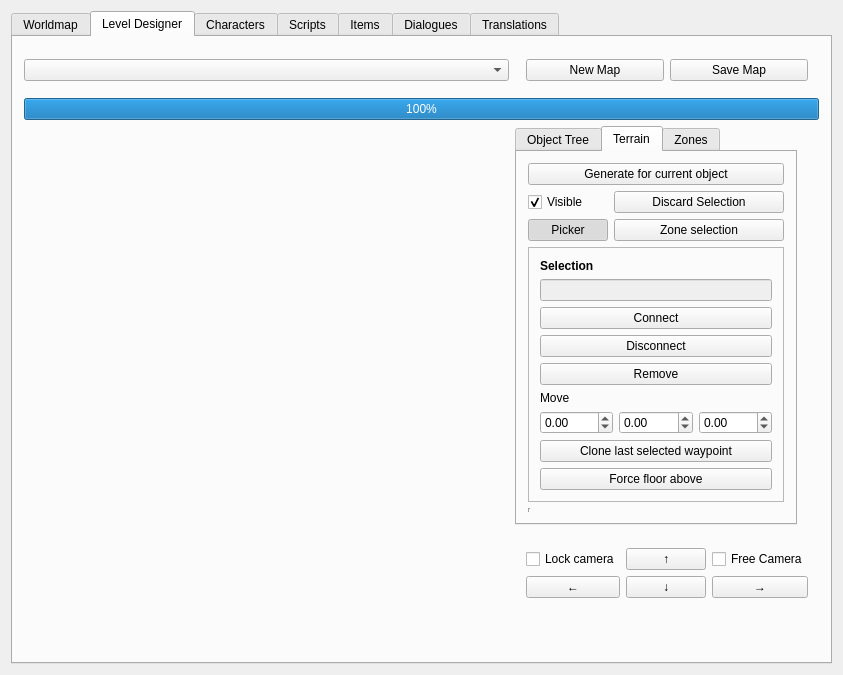
Above: code/editor/ui/mainwindow.ui from Plaristote/fallout-equestria before the change. Below: the same form after it.
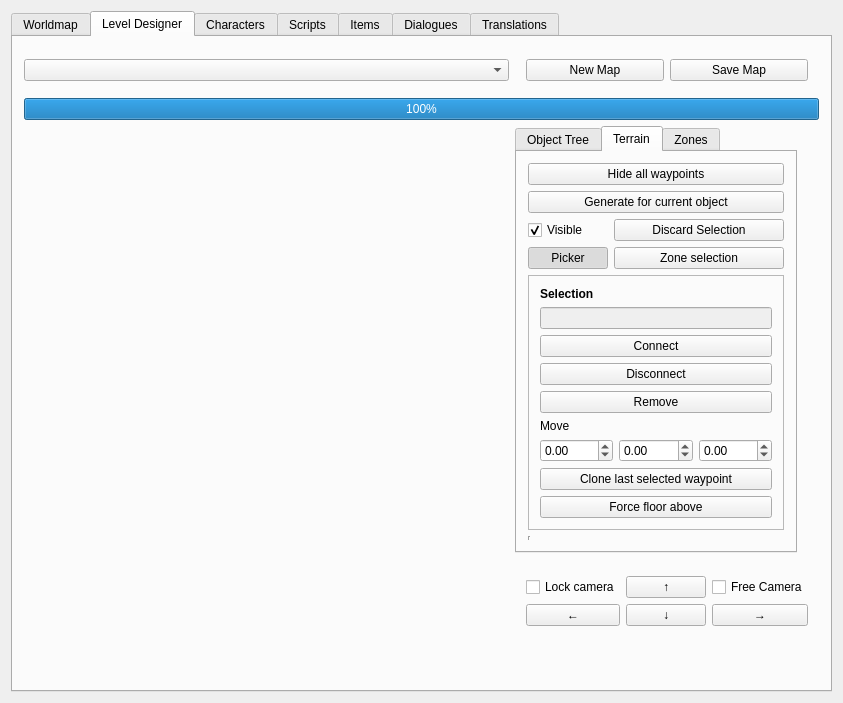
That is the form after the change. The open tabs and pages were chosen to show the change. Custom widgets are drawn as their Qt base class.

Commit message: + Added feature to hide all waypoints in the editor

```diff
--- a/code/editor/ui/mainwindow.ui
+++ b/code/editor/ui/mainwindow.ui
@@ -196,14 +196,14 @@
                <string>Terrain</string>
               </attribute>
               <layout class="QGridLayout" name="gridLayout_9">
-               <item row="1" column="1">
+               <item row="2" column="1">
                 <widget class="QPushButton" name="waypointDiscardSelection">
                  <property name="text">
                   <string>Discard Selection</string>
                  </property>
                 </widget>
                </item>
-               <item row="2" column="0">
+               <item row="3" column="0">
                 <widget class="QPushButton" name="waypointPicker">
                  <property name="text">
                   <string>Picker</string>
@@ -216,14 +216,14 @@
                  </property>
                 </widget>
                </item>
-               <item row="6" column="0">
+               <item row="7" column="0">
                 <widget class="Line" name="line">
                  <property name="orientation">
                   <enum>Qt::Vertical</enum>
                  </property>
                 </widget>
                </item>
-               <item row="2" column="1">
+               <item row="3" column="1">
                 <widget class="QPushButton" name="waypointZoneSelector">
                  <property name="text">
                   <string>Zone selection</string>
@@ -233,14 +233,14 @@
                  </property>
                 </widget>
                </item>
-               <item row="0" column="0" colspan="2">
+               <item row="1" column="0" colspan="2">
                 <widget class="QPushButton" name="waypointGenerateObject">
                  <property name="text">
                   <string>Generate for current object</string>
                  </property>
                 </widget>
                </item>
-               <item row="1" column="0">
+               <item row="2" column="0">
                 <widget class="QCheckBox" name="waypointVisible">
                  <property name="text">
                   <string>Visible</string>
@@ -250,7 +250,7 @@
                  </property>
                 </widget>
                </item>
-               <item row="3" column="0" colspan="2">
+               <item row="4" column="0" colspan="2">
                 <widget class="QFrame" name="waypointEditor">
                  <property name="frameShape">
                   <enum>QFrame::StyledPanel</enum>
@@ -363,6 +363,13 @@
                  </layout>
                 </widget>
                </item>
+               <item row="0" column="0" colspan="2">
+                <widget class="QPushButton" name="hideAllWaypoints">
+                 <property name="text">
+                  <string>Hide all waypoints</string>
+                 </property>
+                </widget>
+               </item>
               </layout>
              </widget>
              <widget class="QWidget" name="zonesTab">
```
Left out of the diff: 11 changed lines with no effect on the pictures. The commit also changes 2 other files.
